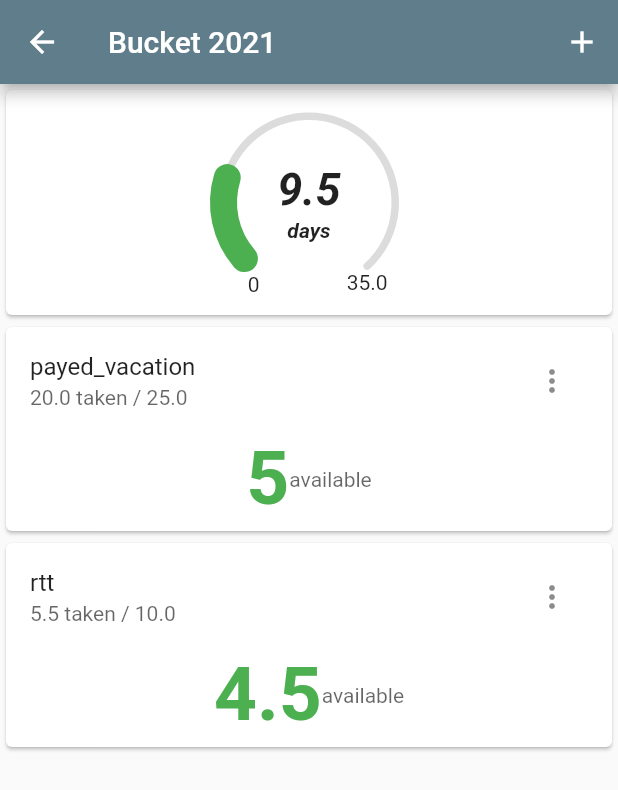
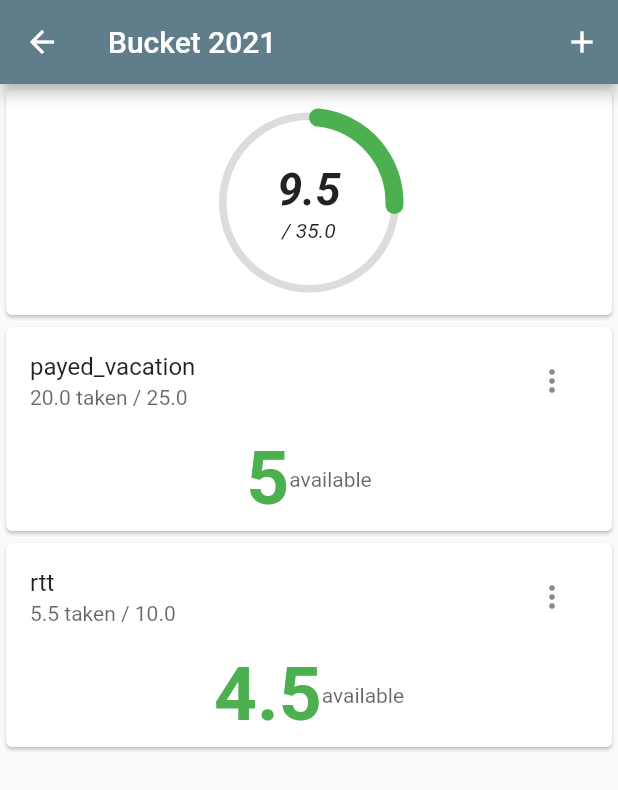
Before and after one commit to Sispheor/Reuteuteu, a Flutter app: the screen it shows after launch, after a tap on "2021", on a phone screen of 412 x 824 dp. Shown: the top 790 px of the screen. Run offline on Flutter 3.47's test engine with Material 2 defaults, Android fonts, the light colour scheme and no system bars; drawn by our look-alikes of syncfusion_flutter_gauges; our stand-ins replace hive, hive_flutter, timeline_tile; accounts and stored records are empty.

Commit message:
update consumption gauge

```diff
--- a/lib/widgets/consumption_gauge.dart
+++ b/lib/widgets/consumption_gauge.dart
@@ -24,6 +24,9 @@ class ConsumptionGauge extends StatelessWidget {
             radiusFactor: 0.8,
             minimum: 0,
             maximum: max,
+            showFirstLabel: false,
+            startAngle: 270,
+            endAngle: 270,
             axisLineStyle: const AxisLineStyle(
                 cornerStyle: CornerStyle.startCurve, thickness: 5),
             annotations: <GaugeAnnotation>[
@@ -38,35 +41,24 @@ class ConsumptionGauge extends StatelessWidget {
                               fontWeight: FontWeight.bold,
                               fontStyle: FontStyle.italic,
                               fontSize: 30)),
-                      const Padding(
-                        padding: EdgeInsets.fromLTRB(0, 2, 0, 0),
+                      Padding(
+                        padding: const EdgeInsets.fromLTRB(0, 2, 0, 0),
                         child: Text(
-                          'days',
-                          style: TextStyle(
-                              fontWeight: FontWeight.bold,
+                          '/ $max',
+                          style: const TextStyle(
+                              fontWeight: FontWeight.normal,
                               fontStyle: FontStyle.italic,
                               fontSize: 14),
                         ),
                       )
                     ],
                   )),
-              const GaugeAnnotation(
-                angle: 124,
-                positionFactor: 1.1,
-                widget: Text('0', style: TextStyle(fontSize: 14)),
-              ),
-              GaugeAnnotation(
-                angle: 54,
-                positionFactor: 1.1,
-                widget: Text(max.toString(),
-                    style: const TextStyle(fontSize: 14)),
-              ),
             ],
             pointers: <GaugePointer>[
               RangePointer(
                   value: available,
-                  width: 18,
-                  pointerOffset: -6,
+                  width: 12,
+                  pointerOffset: -3,
                   cornerStyle: CornerStyle.bothCurve,
                   color: Colors.green
               )
```
